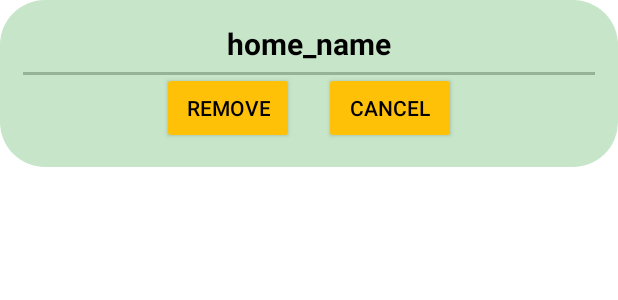
After one commit to JachymPutta/Chorey, an Android app: the layout dialog_confirm_remove.xml on its own in the app's theme, with its tools: preview values and no code run, on a phone screen of 412 x 824 dp. The commit adds this screen. Shown: the top 300 px of the screen. Run offline under Robolectric (Android 15) with nearby library versions, the phone set to English and light mode, and no system bars.

Commit message:
Confirm remove, style cleanup

```diff
--- a/app/src/main/java/com/chorey/dialog/HomeDetailDialog.kt
+++ b/app/src/main/java/com/chorey/dialog/HomeDetailDialog.kt
@@ -29,6 +29,8 @@ class HomeDetailDialog(private val home : HomeModel) : DialogFragment(){
         super.onViewCreated(view, savedInstanceState)
 
         binding.homeDetailName.text = home.homeName
+        binding.homeDetailMembers.text = home.users.joinToString(",")
+
         binding.removeHomeButton.setOnClickListener { removeHomeHandle() }
         binding.addMemberButton.setOnClickListener { addMemberHandle() }
     }
--- /dev/null
+++ b/app/src/main/res/layout/dialog_confirm_remove.xml
@@ -0,0 +1,63 @@
+<?xml version="1.0" encoding="utf-8"?>
+<androidx.constraintlayout.widget.ConstraintLayout xmlns:android="http://schemas.android.com/apk/res/android"
+android:layout_width="wrap_content"
+android:layout_height="wrap_content"
+xmlns:app="http://schemas.android.com/apk/res-auto"
+android:background="@drawable/dialog_background"
+android:padding="15dp"
+>
+
+<TextView
+    android:id="@+id/confirmRemoveDialogTitle"
+    android:layout_width="wrap_content"
+    android:layout_height="wrap_content"
+    android:text="@string/home_name_placeholder"
+    app:layout_constraintTop_toTopOf="parent"
+    app:layout_constraintBottom_toTopOf="@id/confirmRemoveButtonLayout"
+    app:layout_constraintStart_toStartOf="parent"
+    app:layout_constraintEnd_toEndOf="parent"
+    android:textStyle="bold"
+    android:textColor="?attr/colorOnPrimary"
+    android:textSize="@dimen/medium_text_size"
+    android:layout_marginBottom="5dp"
+    />
+
+<View
+    android:id="@+id/confirmRemoveNameDivider"
+    android:layout_width="match_parent"
+    android:layout_height="2dp"
+    android:background="?attr/colorPrimaryVariant"
+    app:layout_constraintTop_toBottomOf="@id/confirmRemoveDialogTitle"
+    android:layout_marginTop="5dp"
+    />
+
+
+<LinearLayout
+    app:layout_constraintStart_toStartOf="parent"
+    app:layout_constraintEnd_toEndOf="parent"
+    app:layout_constraintBottom_toBottomOf="parent"
+    app:layout_constraintTop_toBottomOf="@id/confirmRemoveDialogTitle"
+    android:id="@+id/confirmRemoveButtonLayout"
+    android:layout_width="match_parent"
+    android:layout_height="match_parent"
+    android:orientation="horizontal">
+
+    <Button
+        android:id="@+id/confirmRemoveButton"
+        android:layout_width="wrap_content"
+        android:layout_height="wrap_content"
+        android:text="@string/confirm_remove_yes"
+        android:layout_marginEnd="10dp"
+        style="?attr/buttonStyle"
+        />
+
+    <Button
+        android:id="@+id/cancelRemoveButton"
+        android:layout_width="wrap_content"
+        android:layout_height="wrap_content"
+        android:text="@string/confirm_remove_no"
+        android:layout_marginStart="10dp"
+        style="?attr/buttonStyle"
+        />
+</LinearLayout>
+</androidx.constraintlayout.widget.ConstraintLayout>
```
Also changed, not shown: app/src/main/java/com/chorey/dialog/ConfirmRemoveDialog.kt (+41 -22 lines), app/src/main/res/layout/dialog_add_home.xml (+13 -1 lines), app/src/main/res/layout/dialog_home_detail.xml (+47 -10 lines), app/src/main/res/layout/dialog_note_detail.xml (+5 -5 lines).
